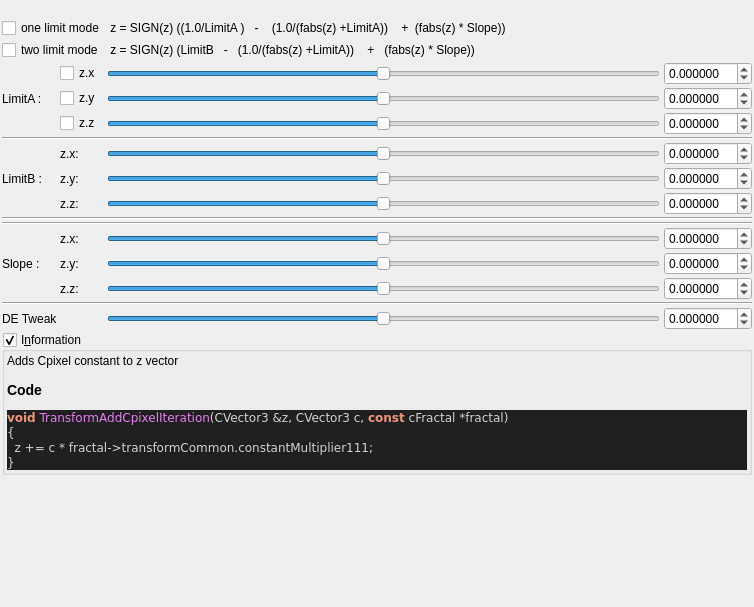
Qt form mandelbulber2/qt_data/fractal_transf_reciprocal3.ui (buddhi1980/mandelbulber2) before a commit.
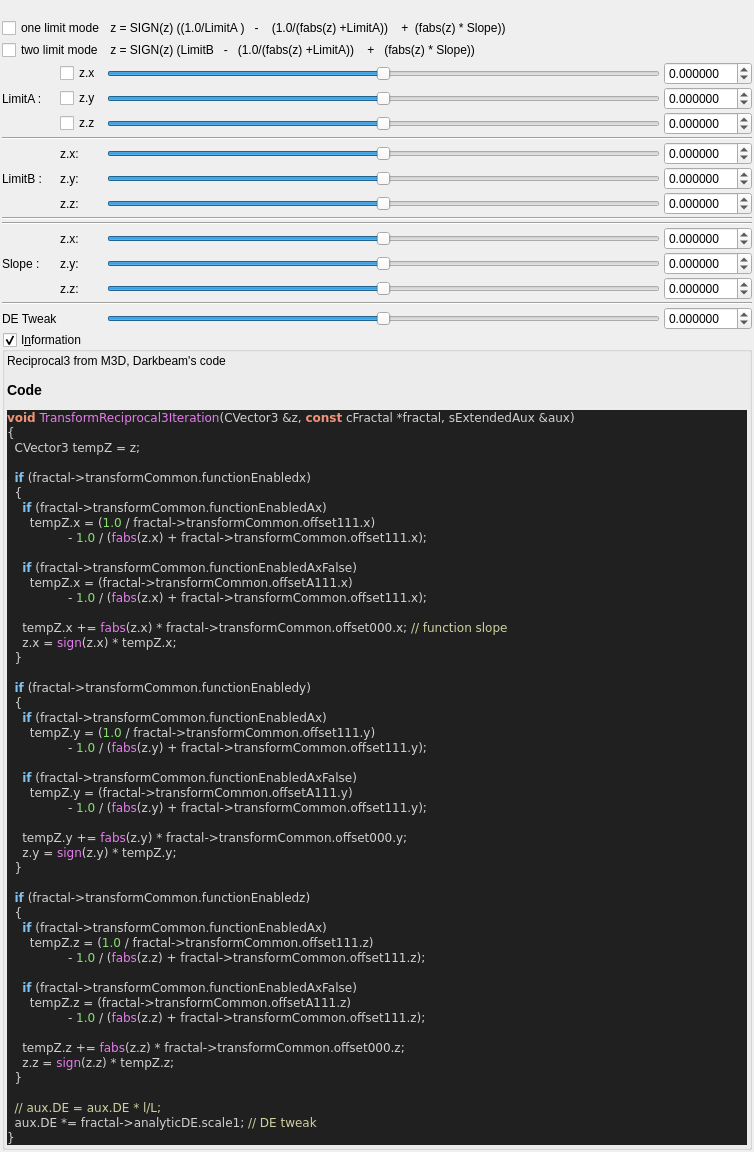
The same form after that commit. Custom widgets are drawn as their Qt base class.

Patch:
```diff
--- a/mandelbulber2/qt_data/fractal_transf_reciprocal3.ui
+++ b/mandelbulber2/qt_data/fractal_transf_reciprocal3.ui
@@ -753,13 +753,58 @@
       <item>
        <widget class="QLabel" name="label_code_content">
         <property name="text">
-         <string>&lt;p&gt;Adds Cpixel constant to z vector&lt;/p&gt;&lt;table&gt;
+         <string>&lt;p&gt;Reciprocal3 from M3D, Darkbeam's code&lt;/p&gt;&lt;table&gt;
 &lt;/table&gt;
 &lt;h3&gt;Code&lt;/h3&gt;
 &lt;body style=&quot;background-color:#202020&quot;&gt;
-&lt;pre style=&quot;color:#d0d0d0; background-color:#202020;  font-family:'Courier New',monospace;&quot;&gt;&lt;span style=&quot;color:#f09479; font-weight:bold&quot;&gt;void&lt;/span&gt; &lt;span style=&quot;color:#e47eed&quot;&gt;TransformAddCpixelIteration&lt;/span&gt;&lt;span style=&quot;color:#d0d0d0&quot;&gt;(&lt;/span&gt;CVector3 &lt;span style=&quot;color:#d0d0d0&quot;&gt;&amp;amp;&lt;/span&gt;z&lt;span style=&quot;color:#d0d0d0&quot;&gt;,&lt;/span&gt; CVector3 c&lt;span style=&quot;color:#d0d0d0&quot;&gt;,&lt;/span&gt; &lt;span style=&quot;color:#f09479; font-weight:bold&quot;&gt;const&lt;/span&gt; cFractal &lt;span style=&quot;color:#d0d0d0&quot;&gt;*&lt;/span&gt;fractal&lt;span style=&quot;color:#d0d0d0&quot;&gt;)&lt;/span&gt;
+&lt;pre style=&quot;color:#d0d0d0; background-color:#202020;  font-family:'Courier New',monospace;&quot;&gt;&lt;span style=&quot;color:#f09479; font-weight:bold&quot;&gt;void&lt;/span&gt; &lt;span style=&quot;color:#e47eed&quot;&gt;TransformReciprocal3Iteration&lt;/span&gt;&lt;span style=&quot;color:#d0d0d0&quot;&gt;(&lt;/span&gt;CVector3 &lt;span style=&quot;color:#d0d0d0&quot;&gt;&amp;amp;&lt;/span&gt;z&lt;span style=&quot;color:#d0d0d0&quot;&gt;,&lt;/span&gt; &lt;span style=&quot;color:#f09479; font-weight:bold&quot;&gt;const&lt;/span&gt; cFractal &lt;span style=&quot;color:#d0d0d0&quot;&gt;*&lt;/span&gt;fractal&lt;span style=&quot;color:#d0d0d0&quot;&gt;,&lt;/span&gt; sExtendedAux &lt;span style=&quot;color:#d0d0d0&quot;&gt;&amp;amp;&lt;/span&gt;aux&lt;span style=&quot;color:#d0d0d0&quot;&gt;)&lt;/span&gt;
 &lt;span style=&quot;color:#d0d0d0&quot;&gt;{&lt;/span&gt;
-  z &lt;span style=&quot;color:#d0d0d0&quot;&gt;+=&lt;/span&gt; c &lt;span style=&quot;color:#d0d0d0&quot;&gt;*&lt;/span&gt; fractal&lt;span style=&quot;color:#d0d0d0&quot;&gt;-&amp;gt;&lt;/span&gt;transformCommon&lt;span style=&quot;color:#d0d0d0&quot;&gt;.&lt;/span&gt;constantMultiplier111&lt;span style=&quot;color:#d0d0d0&quot;&gt;;&lt;/span&gt;
+  CVector3 tempZ &lt;span style=&quot;color:#d0d0d0&quot;&gt;=&lt;/span&gt; z&lt;span style=&quot;color:#d0d0d0&quot;&gt;;&lt;/span&gt;
+
+  &lt;span style=&quot;color:#7ec0ee; font-weight:bold&quot;&gt;if&lt;/span&gt; &lt;span style=&quot;color:#d0d0d0&quot;&gt;(&lt;/span&gt;fractal&lt;span style=&quot;color:#d0d0d0&quot;&gt;-&amp;gt;&lt;/span&gt;transformCommon&lt;span style=&quot;color:#d0d0d0&quot;&gt;.&lt;/span&gt;functionEnabledx&lt;span style=&quot;color:#d0d0d0&quot;&gt;)&lt;/span&gt;
+  &lt;span style=&quot;color:#d0d0d0&quot;&gt;{&lt;/span&gt;
+    &lt;span style=&quot;color:#7ec0ee; font-weight:bold&quot;&gt;if&lt;/span&gt; &lt;span style=&quot;color:#d0d0d0&quot;&gt;(&lt;/span&gt;fractal&lt;span style=&quot;color:#d0d0d0&quot;&gt;-&amp;gt;&lt;/span&gt;transformCommon&lt;span style=&quot;color:#d0d0d0&quot;&gt;.&lt;/span&gt;functionEnabledAx&lt;span style=&quot;color:#d0d0d0&quot;&gt;)&lt;/span&gt;
+      tempZ&lt;span style=&quot;color:#d0d0d0&quot;&gt;.&lt;/span&gt;x &lt;span style=&quot;color:#d0d0d0&quot;&gt;= (&lt;/span&gt;&lt;span style=&quot;color:#87df71&quot;&gt;1.0&lt;/span&gt; &lt;span style=&quot;color:#d0d0d0&quot;&gt;/&lt;/span&gt; fractal&lt;span style=&quot;color:#d0d0d0&quot;&gt;-&amp;gt;&lt;/span&gt;transformCommon&lt;span style=&quot;color:#d0d0d0&quot;&gt;.&lt;/span&gt;offset111&lt;span style=&quot;color:#d0d0d0&quot;&gt;.&lt;/span&gt;x&lt;span style=&quot;color:#d0d0d0&quot;&gt;)&lt;/span&gt;
+                &lt;span style=&quot;color:#d0d0d0&quot;&gt;-&lt;/span&gt; &lt;span style=&quot;color:#87df71&quot;&gt;1.0&lt;/span&gt; &lt;span style=&quot;color:#d0d0d0&quot;&gt;/ (&lt;/span&gt;&lt;span style=&quot;color:#e47eed&quot;&gt;fabs&lt;/span&gt;&lt;span style=&quot;color:#d0d0d0&quot;&gt;(&lt;/span&gt;z&lt;span style=&quot;color:#d0d0d0&quot;&gt;.&lt;/span&gt;x&lt;span style=&quot;color:#d0d0d0&quot;&gt;) +&lt;/span&gt; fractal&lt;span style=&quot;color:#d0d0d0&quot;&gt;-&amp;gt;&lt;/span&gt;transformCommon&lt;span style=&quot;color:#d0d0d0&quot;&gt;.&lt;/span&gt;offset111&lt;span style=&quot;color:#d0d0d0&quot;&gt;.&lt;/span&gt;x&lt;span style=&quot;color:#d0d0d0&quot;&gt;);&lt;/span&gt;
+
+    &lt;span style=&quot;color:#7ec0ee; font-weight:bold&quot;&gt;if&lt;/span&gt; &lt;span style=&quot;color:#d0d0d0&quot;&gt;(&lt;/span&gt;fractal&lt;span style=&quot;color:#d0d0d0&quot;&gt;-&amp;gt;&lt;/span&gt;transformCommon&lt;span style=&quot;color:#d0d0d0&quot;&gt;.&lt;/span&gt;functionEnabledAxFalse&lt;span style=&quot;color:#d0d0d0&quot;&gt;)&lt;/span&gt;
+      tempZ&lt;span style=&quot;color:#d0d0d0&quot;&gt;.&lt;/span&gt;x &lt;span style=&quot;color:#d0d0d0&quot;&gt;= (&lt;/span&gt;fractal&lt;span style=&quot;color:#d0d0d0&quot;&gt;-&amp;gt;&lt;/span&gt;transformCommon&lt;span style=&quot;color:#d0d0d0&quot;&gt;.&lt;/span&gt;offsetA111&lt;span style=&quot;color:#d0d0d0&quot;&gt;.&lt;/span&gt;x&lt;span style=&quot;color:#d0d0d0&quot;&gt;)&lt;/span&gt;
+                &lt;span style=&quot;color:#d0d0d0&quot;&gt;-&lt;/span&gt; &lt;span style=&quot;color:#87df71&quot;&gt;1.0&lt;/span&gt; &lt;span style=&quot;color:#d0d0d0&quot;&gt;/ (&lt;/span&gt;&lt;span style=&quot;color:#e47eed&quot;&gt;fabs&lt;/span&gt;&lt;span style=&quot;color:#d0d0d0&quot;&gt;(&lt;/span&gt;z&lt;span style=&quot;color:#d0d0d0&quot;&gt;.&lt;/span&gt;x&lt;span style=&quot;color:#d0d0d0&quot;&gt;) +&lt;/span&gt; fractal&lt;span style=&quot;color:#d0d0d0&quot;&gt;-&amp;gt;&lt;/span&gt;transformCommon&lt;span style=&quot;color:#d0d0d0&quot;&gt;.&lt;/span&gt;offset111&lt;span style=&quot;color:#d0d0d0&quot;&gt;.&lt;/span&gt;x&lt;span style=&quot;color:#d0d0d0&quot;&gt;);&lt;/span&gt;
+
+    tempZ&lt;span style=&quot;color:#d0d0d0&quot;&gt;.&lt;/span&gt;x &lt;span style=&quot;color:#d0d0d0&quot;&gt;+=&lt;/span&gt; &lt;span style=&quot;color:#e47eed&quot;&gt;fabs&lt;/span&gt;&lt;span style=&quot;color:#d0d0d0&quot;&gt;(&lt;/span&gt;z&lt;span style=&quot;color:#d0d0d0&quot;&gt;.&lt;/span&gt;x&lt;span style=&quot;color:#d0d0d0&quot;&gt;) *&lt;/span&gt; fractal&lt;span style=&quot;color:#d0d0d0&quot;&gt;-&amp;gt;&lt;/span&gt;transformCommon&lt;span style=&quot;color:#d0d0d0&quot;&gt;.&lt;/span&gt;offset000&lt;span style=&quot;color:#d0d0d0&quot;&gt;.&lt;/span&gt;x&lt;span style=&quot;color:#d0d0d0&quot;&gt;;&lt;/span&gt; &lt;span style=&quot;color:#d0d0a0&quot;&gt;// function slope&lt;/span&gt;
+    z&lt;span style=&quot;color:#d0d0d0&quot;&gt;.&lt;/span&gt;x &lt;span style=&quot;color:#d0d0d0&quot;&gt;=&lt;/span&gt; &lt;span style=&quot;color:#e47eed&quot;&gt;sign&lt;/span&gt;&lt;span style=&quot;color:#d0d0d0&quot;&gt;(&lt;/span&gt;z&lt;span style=&quot;color:#d0d0d0&quot;&gt;.&lt;/span&gt;x&lt;span style=&quot;color:#d0d0d0&quot;&gt;) *&lt;/span&gt; tempZ&lt;span style=&quot;color:#d0d0d0&quot;&gt;.&lt;/span&gt;x&lt;span style=&quot;color:#d0d0d0&quot;&gt;;&lt;/span&gt;
+  &lt;span style=&quot;color:#d0d0d0&quot;&gt;}&lt;/span&gt;
+
+  &lt;span style=&quot;color:#7ec0ee; font-weight:bold&quot;&gt;if&lt;/span&gt; &lt;span style=&quot;color:#d0d0d0&quot;&gt;(&lt;/span&gt;fractal&lt;span style=&quot;color:#d0d0d0&quot;&gt;-&amp;gt;&lt;/span&gt;transformCommon&lt;span style=&quot;color:#d0d0d0&quot;&gt;.&lt;/span&gt;functionEnabledy&lt;span style=&quot;color:#d0d0d0&quot;&gt;)&lt;/span&gt;
+  &lt;span style=&quot;color:#d0d0d0&quot;&gt;{&lt;/span&gt;
+    &lt;span style=&quot;color:#7ec0ee; font-weight:bold&quot;&gt;if&lt;/span&gt; &lt;span style=&quot;color:#d0d0d0&quot;&gt;(&lt;/span&gt;fractal&lt;span style=&quot;color:#d0d0d0&quot;&gt;-&amp;gt;&lt;/span&gt;transformCommon&lt;span style=&quot;color:#d0d0d0&quot;&gt;.&lt;/span&gt;functionEnabledAx&lt;span style=&quot;color:#d0d0d0&quot;&gt;)&lt;/span&gt;
+      tempZ&lt;span style=&quot;color:#d0d0d0&quot;&gt;.&lt;/span&gt;y &lt;span style=&quot;color:#d0d0d0&quot;&gt;= (&lt;/span&gt;&lt;span style=&quot;color:#87df71&quot;&gt;1.0&lt;/span&gt; &lt;span style=&quot;color:#d0d0d0&quot;&gt;/&lt;/span&gt; fractal&lt;span style=&quot;color:#d0d0d0&quot;&gt;-&amp;gt;&lt;/span&gt;transformCommon&lt;span style=&quot;color:#d0d0d0&quot;&gt;.&lt;/span&gt;offset111&lt;span style=&quot;color:#d0d0d0&quot;&gt;.&lt;/span&gt;y&lt;span style=&quot;color:#d0d0d0&quot;&gt;)&lt;/span&gt;
+                &lt;span style=&quot;color:#d0d0d0&quot;&gt;-&lt;/span&gt; &lt;span style=&quot;color:#87df71&quot;&gt;1.0&lt;/span&gt; &lt;span style=&quot;color:#d0d0d0&quot;&gt;/ (&lt;/span&gt;&lt;span style=&quot;color:#e47eed&quot;&gt;fabs&lt;/span&gt;&lt;span style=&quot;color:#d0d0d0&quot;&gt;(&lt;/span&gt;z&lt;span style=&quot;color:#d0d0d0&quot;&gt;.&lt;/span&gt;y&lt;span style=&quot;color:#d0d0d0&quot;&gt;) +&lt;/span&gt; fractal&lt;span style=&quot;color:#d0d0d0&quot;&gt;-&amp;gt;&lt;/span&gt;transformCommon&lt;span style=&quot;color:#d0d0d0&quot;&gt;.&lt;/span&gt;offset111&lt;span style=&quot;color:#d0d0d0&quot;&gt;.&lt;/span&gt;y&lt;span style=&quot;color:#d0d0d0&quot;&gt;);&lt;/span&gt;
+
+    &lt;span style=&quot;color:#7ec0ee; font-weight:bold&quot;&gt;if&lt;/span&gt; &lt;span style=&quot;color:#d0d0d0&quot;&gt;(&lt;/span&gt;fractal&lt;span style=&quot;color:#d0d0d0&quot;&gt;-&amp;gt;&lt;/span&gt;transformCommon&lt;span style=&quot;color:#d0d0d0&quot;&gt;.&lt;/span&gt;functionEnabledAxFalse&lt;span style=&quot;color:#d0d0d0&quot;&gt;)&lt;/span&gt;
+      tempZ&lt;span style=&quot;color:#d0d0d0&quot;&gt;.&lt;/span&gt;y &lt;span style=&quot;color:#d0d0d0&quot;&gt;= (&lt;/span&gt;fractal&lt;span style=&quot;color:#d0d0d0&quot;&gt;-&amp;gt;&lt;/span&gt;transformCommon&lt;span style=&quot;color:#d0d0d0&quot;&gt;.&lt;/span&gt;offsetA111&lt;span style=&quot;color:#d0d0d0&quot;&gt;.&lt;/span&gt;y&lt;span style=&quot;color:#d0d0d0&quot;&gt;)&lt;/span&gt;
+                &lt;span style=&quot;color:#d0d0d0&quot;&gt;-&lt;/span&gt; &lt;span style=&quot;color:#87df71&quot;&gt;1.0&lt;/span&gt; &lt;span style=&quot;color:#d0d0d0&quot;&gt;/ (&lt;/span&gt;&lt;span style=&quot;color:#e47eed&quot;&gt;fabs&lt;/span&gt;&lt;span style=&quot;color:#d0d0d0&quot;&gt;(&lt;/span&gt;z&lt;span style=&quot;color:#d0d0d0&quot;&gt;.&lt;/span&gt;y&lt;span style=&quot;color:#d0d0d0&quot;&gt;) +&lt;/span&gt; fractal&lt;span style=&quot;color:#d0d0d0&quot;&gt;-&amp;gt;&lt;/span&gt;transformCommon&lt;span style=&quot;color:#d0d0d0&quot;&gt;.&lt;/span&gt;offset111&lt;span style=&quot;color:#d0d0d0&quot;&gt;.&lt;/span&gt;y&lt;span style=&quot;color:#d0d0d0&quot;&gt;);&lt;/span&gt;
+
+    tempZ&lt;span style=&quot;color:#d0d0d0&quot;&gt;.&lt;/span&gt;y &lt;span style=&quot;color:#d0d0d0&quot;&gt;+=&lt;/span&gt; &lt;span style=&quot;color:#e47eed&quot;&gt;fabs&lt;/span&gt;&lt;span style=&quot;color:#d0d0d0&quot;&gt;(&lt;/span&gt;z&lt;span style=&quot;color:#d0d0d0&quot;&gt;.&lt;/span&gt;y&lt;span style=&quot;color:#d0d0d0&quot;&gt;) *&lt;/span&gt; fractal&lt;span style=&quot;color:#d0d0d0&quot;&gt;-&amp;gt;&lt;/span&gt;transformCommon&lt;span style=&quot;color:#d0d0d0&quot;&gt;.&lt;/span&gt;offset000&lt;span style=&quot;color:#d0d0d0&quot;&gt;.&lt;/span&gt;y&lt;span style=&quot;color:#d0d0d0&quot;&gt;;&lt;/span&gt;
+    z&lt;span style=&quot;color:#d0d0d0&quot;&gt;.&lt;/span&gt;y &lt;span style=&quot;color:#d0d0d0&quot;&gt;=&lt;/span&gt; &lt;span style=&quot;color:#e47eed&quot;&gt;sign&lt;/span&gt;&lt;span style=&quot;color:#d0d0d0&quot;&gt;(&lt;/span&gt;z&lt;span style=&quot;color:#d0d0d0&quot;&gt;.&lt;/span&gt;y&lt;span style=&quot;color:#d0d0d0&quot;&gt;) *&lt;/span&gt; tempZ&lt;span style=&quot;color:#d0d0d0&quot;&gt;.&lt;/span&gt;y&lt;span style=&quot;color:#d0d0d0&quot;&gt;;&lt;/span&gt;
+  &lt;span style=&quot;color:#d0d0d0&quot;&gt;}&lt;/span&gt;
+
+  &lt;span style=&quot;color:#7ec0ee; font-weight:bold&quot;&gt;if&lt;/span&gt; &lt;span style=&quot;color:#d0d0d0&quot;&gt;(&lt;/span&gt;fractal&lt;span style=&quot;color:#d0d0d0&quot;&gt;-&amp;gt;&lt;/span&gt;transformCommon&lt;span style=&quot;color:#d0d0d0&quot;&gt;.&lt;/span&gt;functionEnabledz&lt;span style=&quot;color:#d0d0d0&quot;&gt;)&lt;/span&gt;
+  &lt;span style=&quot;color:#d0d0d0&quot;&gt;{&lt;/span&gt;
+    &lt;span style=&quot;color:#7ec0ee; font-weight:bold&quot;&gt;if&lt;/span&gt; &lt;span style=&quot;color:#d0d0d0&quot;&gt;(&lt;/span&gt;fractal&lt;span style=&quot;color:#d0d0d0&quot;&gt;-&amp;gt;&lt;/span&gt;transformCommon&lt;span style=&quot;color:#d0d0d0&quot;&gt;.&lt;/span&gt;functionEnabledAx&lt;span style=&quot;color:#d0d0d0&quot;&gt;)&lt;/span&gt;
+      tempZ&lt;span style=&quot;color:#d0d0d0&quot;&gt;.&lt;/span&gt;z &lt;span style=&quot;color:#d0d0d0&quot;&gt;= (&lt;/span&gt;&lt;span style=&quot;color:#87df71&quot;&gt;1.0&lt;/span&gt; &lt;span style=&quot;color:#d0d0d0&quot;&gt;/&lt;/span&gt; fractal&lt;span style=&quot;color:#d0d0d0&quot;&gt;-&amp;gt;&lt;/span&gt;transformCommon&lt;span style=&quot;color:#d0d0d0&quot;&gt;.&lt;/span&gt;offset111&lt;span style=&quot;color:#d0d0d0&quot;&gt;.&lt;/span&gt;z&lt;span style=&quot;color:#d0d0d0&quot;&gt;)&lt;/span&gt;
+                &lt;span style=&quot;color:#d0d0d0&quot;&gt;-&lt;/span&gt; &lt;span style=&quot;color:#87df71&quot;&gt;1.0&lt;/span&gt; &lt;span style=&quot;color:#d0d0d0&quot;&gt;/ (&lt;/span&gt;&lt;span style=&quot;color:#e47eed&quot;&gt;fabs&lt;/span&gt;&lt;span style=&quot;color:#d0d0d0&quot;&gt;(&lt;/span&gt;z&lt;span style=&quot;color:#d0d0d0&quot;&gt;.&lt;/span&gt;z&lt;span style=&quot;color:#d0d0d0&quot;&gt;) +&lt;/span&gt; fractal&lt;span style=&quot;color:#d0d0d0&quot;&gt;-&amp;gt;&lt;/span&gt;transformCommon&lt;span style=&quot;color:#d0d0d0&quot;&gt;.&lt;/span&gt;offset111&lt;span style=&quot;color:#d0d0d0&quot;&gt;.&lt;/span&gt;z&lt;span style=&quot;color:#d0d0d0&quot;&gt;);&lt;/span&gt;
+
+    &lt;span style=&quot;color:#7ec0ee; font-weight:bold&quot;&gt;if&lt;/span&gt; &lt;span style=&quot;color:#d0d0d0&quot;&gt;(&lt;/span&gt;fractal&lt;span style=&quot;color:#d0d0d0&quot;&gt;-&amp;gt;&lt;/span&gt;transformCommon&lt;span style=&quot;color:#d0d0d0&quot;&gt;.&lt;/span&gt;functionEnabledAxFalse&lt;span style=&quot;color:#d0d0d0&quot;&gt;)&lt;/span&gt;
+      tempZ&lt;span style=&quot;color:#d0d0d0&quot;&gt;.&lt;/span&gt;z &lt;span style=&quot;color:#d0d0d0&quot;&gt;= (&lt;/span&gt;fractal&lt;span style=&quot;color:#d0d0d0&quot;&gt;-&amp;gt;&lt;/span&gt;transformCommon&lt;span style=&quot;color:#d0d0d0&quot;&gt;.&lt;/span&gt;offsetA111&lt;span style=&quot;color:#d0d0d0&quot;&gt;.&lt;/span&gt;z&lt;span style=&quot;color:#d0d0d0&quot;&gt;)&lt;/span&gt;
+                &lt;span style=&quot;color:#d0d0d0&quot;&gt;-&lt;/span&gt; &lt;span style=&quot;color:#87df71&quot;&gt;1.0&lt;/span&gt; &lt;span style=&quot;color:#d0d0d0&quot;&gt;/ (&lt;/span&gt;&lt;span style=&quot;color:#e47eed&quot;&gt;fabs&lt;/span&gt;&lt;span style=&quot;color:#d0d0d0&quot;&gt;(&lt;/span&gt;z&lt;span style=&quot;color:#d0d0d0&quot;&gt;.&lt;/span&gt;z&lt;span style=&quot;color:#d0d0d0&quot;&gt;) +&lt;/span&gt; fractal&lt;span style=&quot;color:#d0d0d0&quot;&gt;-&amp;gt;&lt;/span&gt;transformCommon&lt;span style=&quot;color:#d0d0d0&quot;&gt;.&lt;/span&gt;offset111&lt;span style=&quot;color:#d0d0d0&quot;&gt;.&lt;/span&gt;z&lt;span style=&quot;color:#d0d0d0&quot;&gt;);&lt;/span&gt;
+
+    tempZ&lt;span style=&quot;color:#d0d0d0&quot;&gt;.&lt;/span&gt;z &lt;span style=&quot;color:#d0d0d0&quot;&gt;+=&lt;/span&gt; &lt;span style=&quot;color:#e47eed&quot;&gt;fabs&lt;/span&gt;&lt;span style=&quot;color:#d0d0d0&quot;&gt;(&lt;/span&gt;z&lt;span style=&quot;color:#d0d0d0&quot;&gt;.&lt;/span&gt;z&lt;span style=&quot;color:#d0d0d0&quot;&gt;) *&lt;/span&gt; fractal&lt;span style=&quot;color:#d0d0d0&quot;&gt;-&amp;gt;&lt;/span&gt;transformCommon&lt;span style=&quot;color:#d0d0d0&quot;&gt;.&lt;/span&gt;offset000&lt;span style=&quot;color:#d0d0d0&quot;&gt;.&lt;/span&gt;z&lt;span style=&quot;color:#d0d0d0&quot;&gt;;&lt;/span&gt;
+    z&lt;span style=&quot;color:#d0d0d0&quot;&gt;.&lt;/span&gt;z &lt;span style=&quot;color:#d0d0d0&quot;&gt;=&lt;/span&gt; &lt;span style=&quot;color:#e47eed&quot;&gt;sign&lt;/span&gt;&lt;span style=&quot;color:#d0d0d0&quot;&gt;(&lt;/span&gt;z&lt;span style=&quot;color:#d0d0d0&quot;&gt;.&lt;/span&gt;z&lt;span style=&quot;color:#d0d0d0&quot;&gt;) *&lt;/span&gt; tempZ&lt;span style=&quot;color:#d0d0d0&quot;&gt;.&lt;/span&gt;z&lt;span style=&quot;color:#d0d0d0&quot;&gt;;&lt;/span&gt;
+  &lt;span style=&quot;color:#d0d0d0&quot;&gt;}&lt;/span&gt;
+
+  &lt;span style=&quot;color:#d0d0a0&quot;&gt;// aux.DE = aux.DE * l/L;&lt;/span&gt;
+  aux&lt;span style=&quot;color:#d0d0d0&quot;&gt;.&lt;/span&gt;DE &lt;span style=&quot;color:#d0d0d0&quot;&gt;*=&lt;/span&gt; fractal&lt;span style=&quot;color:#d0d0d0&quot;&gt;-&amp;gt;&lt;/span&gt;analyticDE&lt;span style=&quot;color:#d0d0d0&quot;&gt;.&lt;/span&gt;scale1&lt;span style=&quot;color:#d0d0d0&quot;&gt;;&lt;/span&gt; &lt;span style=&quot;color:#d0d0a0&quot;&gt;// DE tweak&lt;/span&gt;
 &lt;span style=&quot;color:#d0d0d0&quot;&gt;}&lt;/span&gt;
 &lt;/pre&gt;
 &lt;/body&gt;</string>
```
